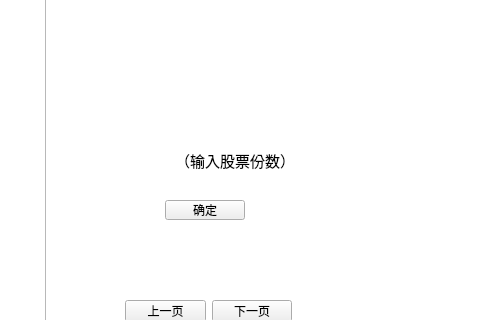
This is buyandsell/widget.ui in Ea1XonCodeHou/CodeText as Qt 5 draws it before an edit; both pictures show x 315 to 800 and y 110 to 430 of the 800 by 620 pixel window. The edited form follows.
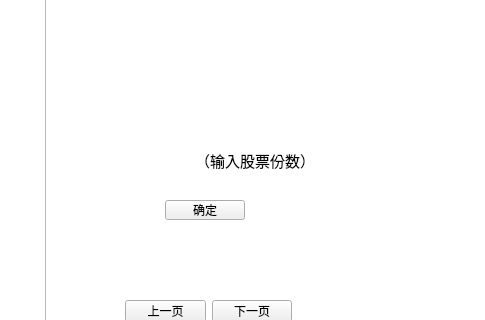
This is the edited form. Icons and pictures are not drawn.

The edit to the form file:
```diff
--- a/buyandsell/widget.ui
+++ b/buyandsell/widget.ui
@@ -65,7 +65,7 @@
   <widget class="QLabel" name="label_4">
    <property name="geometry">
     <rect>
-     <x>490</x>
+     <x>510</x>
      <y>260</y>
      <width>111</width>
      <height>20</height>
```
